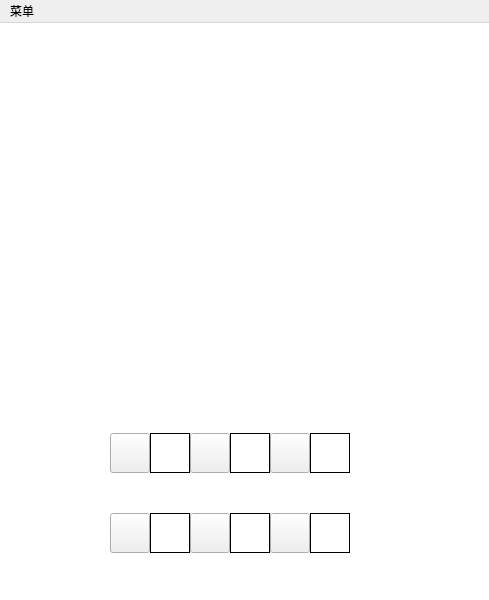
VazeKerykeion/The-Chess-of-Yggdrasill, file single_play.ui: the form before one commit.
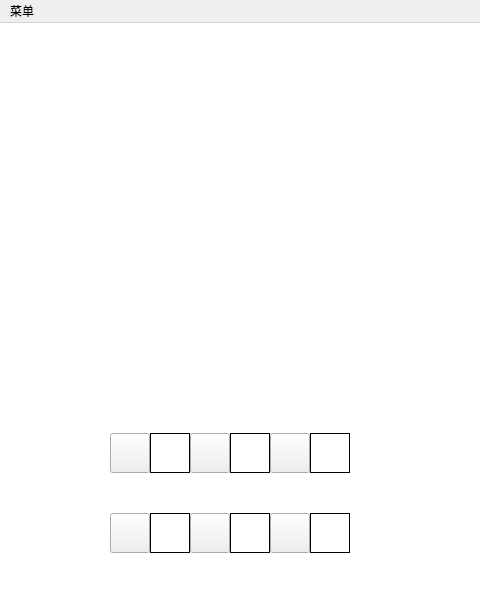
The form after the commit.

```diff
--- a/single_play.ui
+++ b/single_play.ui
@@ -6,7 +6,7 @@
    <rect>
     <x>0</x>
     <y>0</y>
-    <width>489</width>
+    <width>480</width>
     <height>600</height>
    </rect>
   </property>
@@ -225,7 +225,7 @@
     <rect>
      <x>0</x>
      <y>0</y>
-        <width>489</width>
+        <width>480</width>
      <height>23</height>
     </rect>
    </property>
```
Left out of the diff: 12 changed lines with no effect on the pictures. Lines whose indentation alone changed are shown as unchanged.
